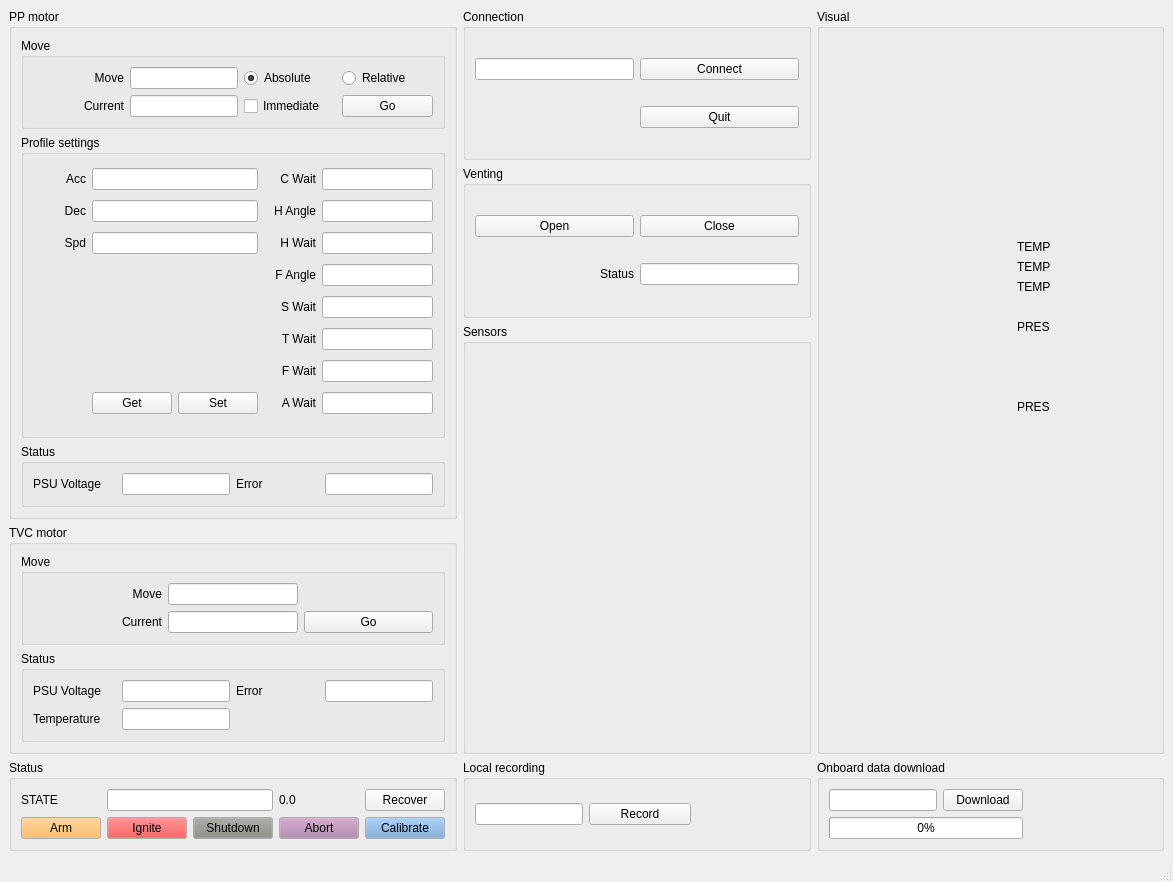
First picture: the form in Desktop/control_station/mainwindow.ui, repository EPFLRocketTeam/PegasusSoftware, before the edit.
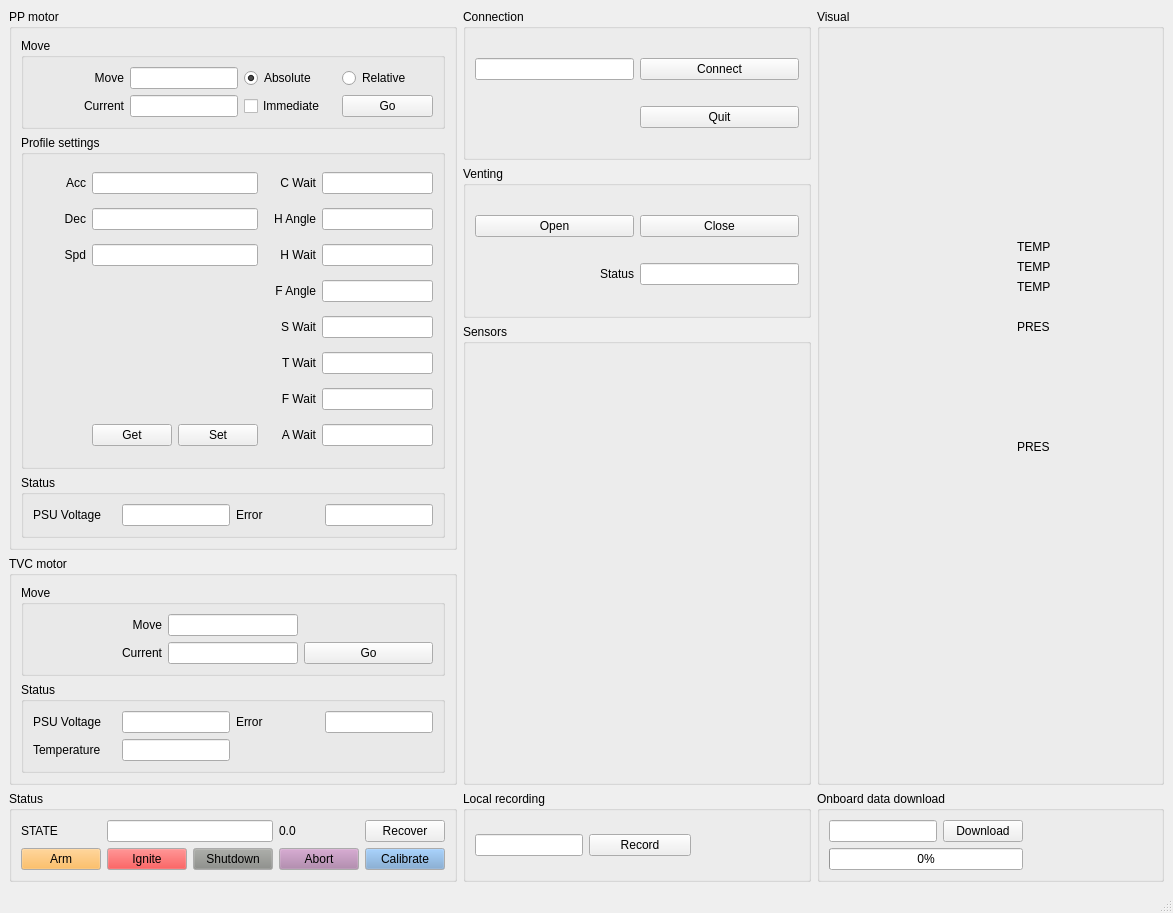
Second picture: the form after the edit. Icons and pictures are not drawn.

Commit message: pressure rectification

Patch:
```diff
--- a/Desktop/control_station/mainwindow.ui
+++ b/Desktop/control_station/mainwindow.ui
@@ -10,7 +10,7 @@
     <x>0</x>
     <y>0</y>
     <width>1173</width>
-    <height>882</height>
+    <height>913</height>
    </rect>
   </property>
   <property name="windowTitle">
@@ -526,7 +526,7 @@
        <property name="geometry">
         <rect>
          <x>200</x>
-         <y>310</y>
+         <y>430</y>
          <width>81</width>
          <height>16</height>
         </rect>
@@ -539,7 +539,7 @@
        <property name="geometry">
         <rect>
          <x>200</x>
-         <y>390</y>
+         <y>310</y>
          <width>81</width>
          <height>16</height>
         </rect>
```
The commit also changes 1 other file.
